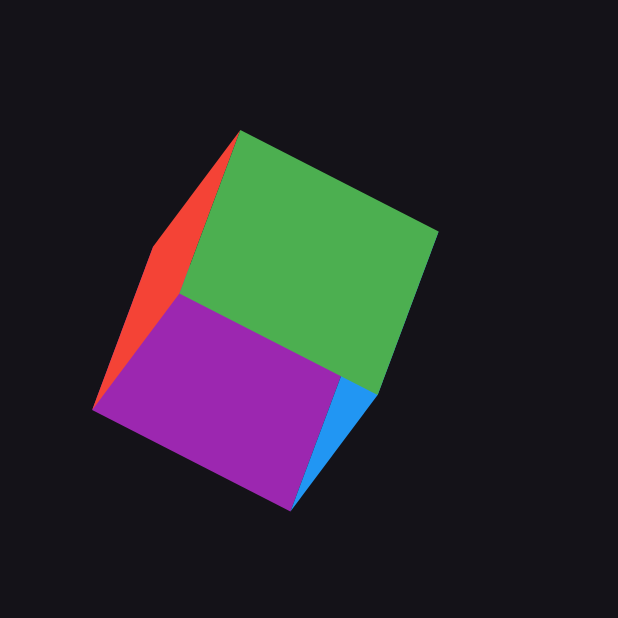
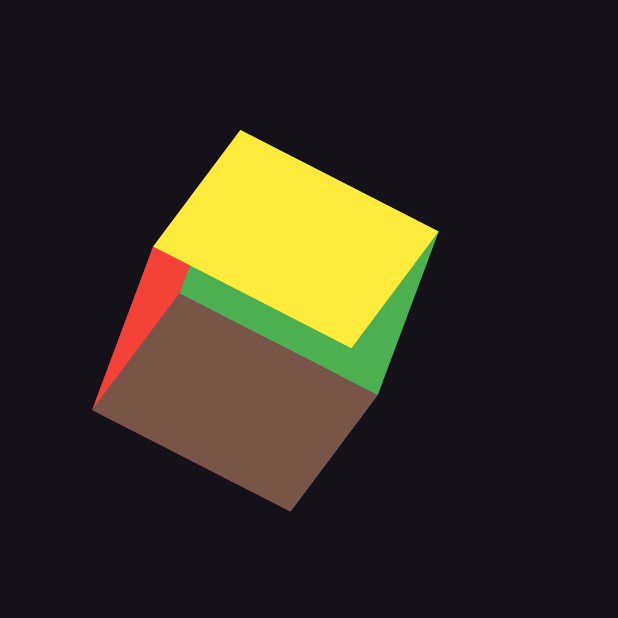
Before and after one commit to rabiaryal/flutter_animations_024, a Flutter app: the ThreeDAnimations screen opened directly, on a phone screen of 412 x 824 dp, the top half of it. Run offline on Flutter 3.47's test engine with Material 3 defaults, Android fonts, the phone set to English and light mode, and no system bars.

Commit message:
3d cude completed

```diff
--- a/lib/animations/3danimations.dart
+++ b/lib/animations/3danimations.dart
@@ -119,10 +119,32 @@ class _ThreeDAnimationsState extends State<ThreeDAnimations>
                         ),
                       ),
 
+                      // back
                       Container(
                         color: Colors.green,
                         width: widthAndHeight,
                         height: widthAndHeight,
+                      ),
+                      // top side
+
+                      Transform(
+                        alignment: Alignment.topCenter,
+                        transform: Matrix4.identity()..rotateX(-pi / 2.0),
+                        child: Container(
+                          color: Colors.yellow,
+                          width: widthAndHeight,
+                          height: widthAndHeight,
+                        ),
+                      ),
+//  buttom side
+                      Transform(
+                        alignment: Alignment.bottomCenter,
+                        transform: Matrix4.identity()..rotateX(pi / 2.0),
+                        child: Container(
+                          color: Colors.brown,
+                          width: widthAndHeight,
+                          height: widthAndHeight,
+                        ),
                       ),
                     ],
                   ),
--- a/lib/main.dart
+++ b/lib/main.dart
@@ -1,5 +1,5 @@
 import 'package:flutter/material.dart';
-import 'package:flutter_animations_024/animations/3danimations.dart';
+
 import 'package:flutter_animations_024/homepage.dart';
 
 void main() {
@@ -18,7 +18,7 @@ class MyApp extends StatelessWidget {
       themeMode: ThemeMode.dark,
       debugShowCheckedModeBanner: false,
       debugShowMaterialGrid: false,
-      home: ThreeDAnimations()
+      home: HomePageScreen(),
       // CircularAnimation(),
     );
   }
```
